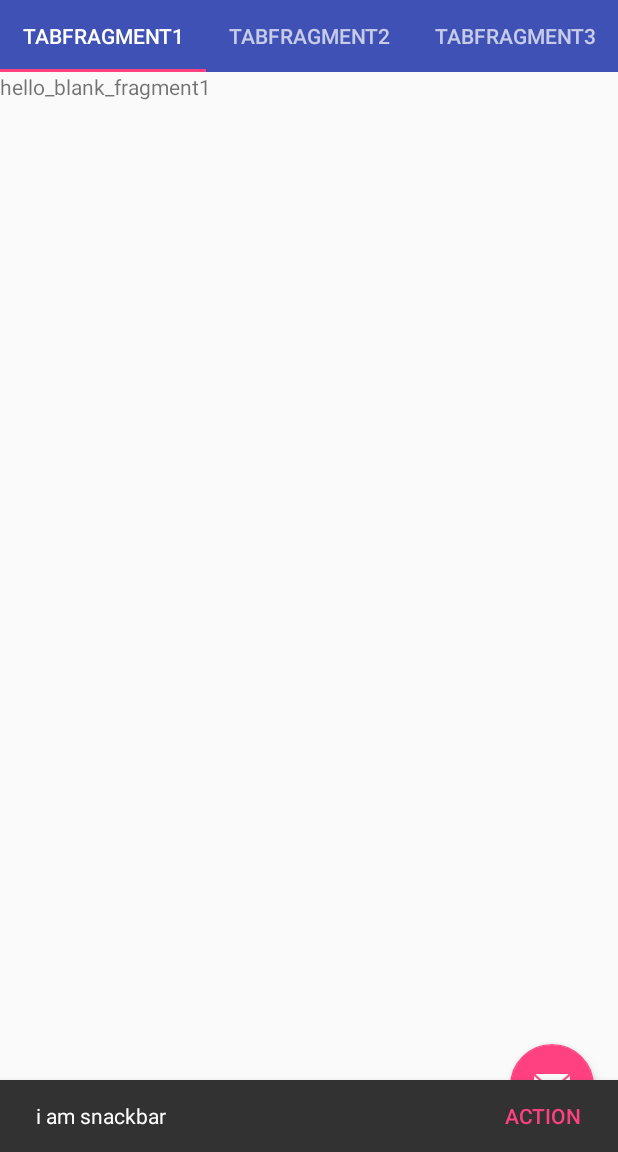
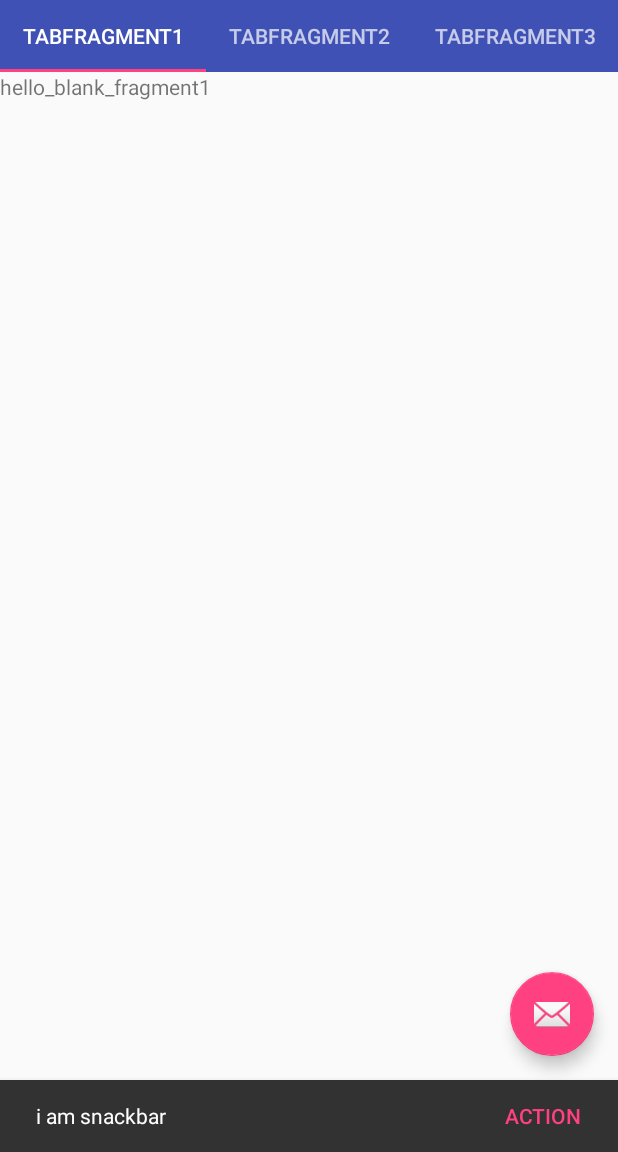
Before and after one commit to xinglianfly/Framework, an Android app: the screen it shows after launch (MainActivity), after a tap on an icon or button, on a phone screen of 412 x 824 dp, the part 84-1236 px from its top. Run offline under Robolectric (Android 15) with nearby library versions, the phone set to English and light mode, and no system bars.

Commit message:
add coordinatorLayout

```diff
--- a/app/src/main/java/com/example/administrator/frameworkdemo/MainActivity.java
+++ b/app/src/main/java/com/example/administrator/frameworkdemo/MainActivity.java
@@ -90,7 +90,7 @@ public class MainActivity extends AppCompatActivity implements NavigationView.On
     public void onClick(View v) {
         switch (v.getId()){
             case R.id.fab:
-                Snackbar.make(findViewById(R.id.drawerlayout),"i am snackbar",Snackbar.LENGTH_LONG).setAction("Action", new View.OnClickListener() {
+                Snackbar.make(findViewById(R.id.coordinatorlayout),"i am snackbar",Snackbar.LENGTH_LONG).setAction("Action", new View.OnClickListener() {
                     @Override
                     public void onClick(View v) {
                         Toast.makeText(MainActivity.this, "Snackbar Action", Toast.LENGTH_LONG).show();
--- a/app/src/main/res/layout/activity_main.xml
+++ b/app/src/main/res/layout/activity_main.xml
@@ -6,6 +6,10 @@
     android:layout_width="match_parent"
     android:layout_height="match_parent"
     android:fitsSystemWindows="true">
+    <android.support.design.widget.CoordinatorLayout
+        android:id="@+id/coordinatorlayout"
+        android:layout_width="match_parent"
+        android:layout_height="match_parent">
 
     <RelativeLayout
         android:layout_width="match_parent"
@@ -20,15 +24,6 @@
             android:background="?attr/colorPrimary"
             android:theme="@style/ThemeOverlay.AppCompat.Dark" />
 
-        <android.support.design.widget.FloatingActionButton
-            android:id="@+id/fab"
-            android:layout_width="wrap_content"
-            android:layout_height="wrap_content"
-            android:layout_alignParentBottom="true"
-            android:layout_alignParentRight="true"
-            android:layout_marginBottom="@dimen/activity_vertical_margin"
-            android:layout_marginRight="@dimen/activity_horizontal_margin"
-            android:src="@android:drawable/ic_dialog_email" />
 
         <android.support.design.widget.TabLayout
             android:id="@+id/tablayout"
@@ -48,6 +43,17 @@
         </android.support.v4.view.ViewPager>
     </RelativeLayout>
 
+        <android.support.design.widget.FloatingActionButton
+            android:id="@+id/fab"
+            android:layout_width="wrap_content"
+            android:layout_height="wrap_content"
+            android:layout_gravity="bottom|right"
+            android:layout_marginBottom="@dimen/activity_vertical_margin"
+            android:layout_marginRight="@dimen/activity_horizontal_margin"
+            android:src="@android:drawable/ic_dialog_email" />
+
+
+    </android.support.design.widget.CoordinatorLayout>
 
     <android.support.design.widget.NavigationView
         android:id="@+id/navigationview"
```
